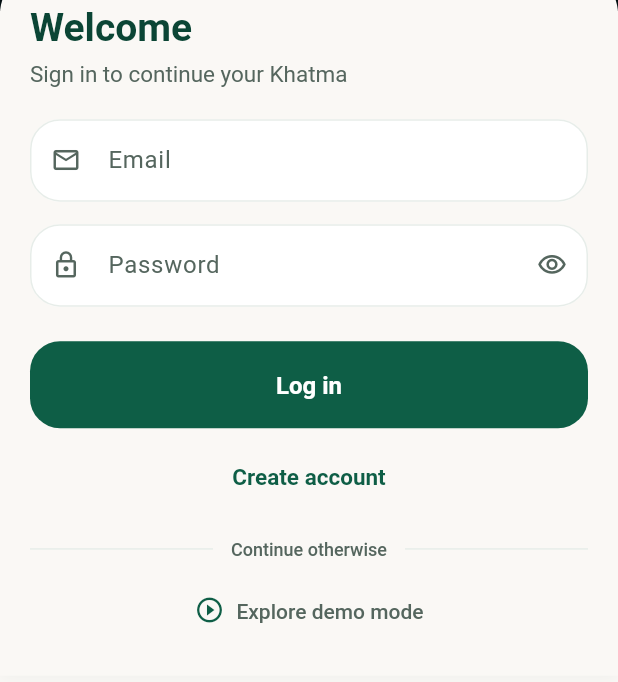
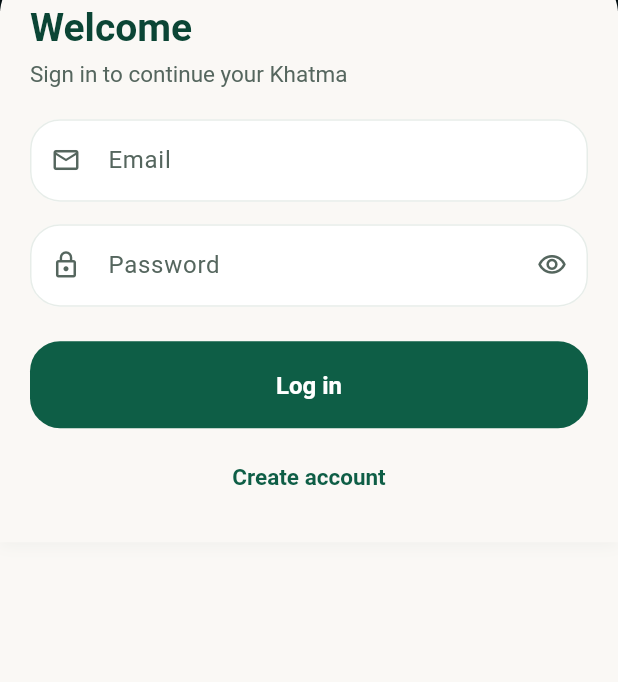
Before and after one commit to kanis92/anis-khatamat, a Flutter app: the screen it shows after launch, after a tap on "Continue with Google", after a tap on "Continue with Email", on a phone screen of 412 x 824 dp, the part 372-1054 px from its top. Run offline on Flutter 3.47's test engine with Material 3 defaults, Android fonts, the phone set to English and light mode, and no system bars; our stand-ins replace adhan, bloc, cloud_firestore, connectivity_plus, equatable, firebase_auth and 15 more; missing offline and left inert: dart:js_interop, hijri_date_time; accounts and stored records are empty; Roboto replaces fonts that are missing (Cairo).

Commit message:
fix: remove demo mode from production auth flow
Drop demo entry on login, auto-demo on failed Firebase bootstrap, and
router bypass without Firebase sign-in. Users must authenticate via
Google, Apple, or email. Bump build 13 for TestFlight.

Co-authored-by: Cursor <cursoragent@cursor.com>

```diff
--- a/lib/app/router.dart
+++ b/lib/app/router.dart
@@ -79,7 +79,6 @@ final goRouterProvider = Provider<GoRouter>((ref) {
         }
       }
 
-      final isDemo = ref.read(demoModeProvider);
       final authReadiness = ref.read(authReadinessProvider);
 
       // Prevent login screen flash during session restoration
@@ -87,7 +86,7 @@ final goRouterProvider = Provider<GoRouter>((ref) {
         return null; // Stay on current route during initialization
       }
 
-      final isLoggedIn = isDemo || authReadiness.status == AuthStatus.signedIn;
+      final isLoggedIn = authReadiness.status == AuthStatus.signedIn;
       final isAuthScreen =
           state.matchedLocation == '/auth' ||
           state.matchedLocation == '/login' ||
--- a/lib/core/providers/auth_provider.dart
+++ b/lib/core/providers/auth_provider.dart
@@ -117,8 +117,6 @@ class AppUser {
 
 /// Provider pour l'utilisateur actuel
 final currentUserProvider = Provider<AppUser?>((ref) {
-  final isDemo = ref.watch(demoModeProvider);
-  if (isDemo) return AppUser.demo;
   final user = ref.watch(authStateProvider).valueOrNull;
   return user != null ? AppUser.fromFirebase(user) : null;
 });
--- a/lib/l10n/app_ar.arb
+++ b/lib/l10n/app_ar.arb
@@ -676,7 +676,7 @@
   "loginSubtitle": "سجل الدخول لمتابعة ختمتك",
   "loginContinueOtherwise": "المتابعة بطريقة أخرى",
   "loginDiscoverDemo": "استكشاف الوضع التجريبي",
-  "loginFirebaseUnavailable": "Firebase غير متاح. استخدم الوضع التجريبي أو أعد تشغيل التطبيق.",
+  "loginFirebaseUnavailable": "الخدمة غير متاحة. أعد تشغيل التطبيق.",
   "loginEmailRequired": "البريد الإلكتروني مطلوب",
   "loginEmailInvalid": "بريد إلكتروني غير صالح",
   "loginPasswordRequired": "كلمة المرور مطلوبة",
--- a/lib/l10n/app_en.arb
+++ b/lib/l10n/app_en.arb
@@ -676,7 +676,7 @@
   "loginSubtitle": "Sign in to continue your Khatma",
   "loginContinueOtherwise": "Continue otherwise",
   "loginDiscoverDemo": "Explore demo mode",
-  "loginFirebaseUnavailable": "Firebase unavailable. Use demo mode or restart the app.",
+  "loginFirebaseUnavailable": "Service unavailable. Restart the app.",
   "loginEmailRequired": "Email required",
   "loginEmailInvalid": "Invalid email",
   "loginPasswordRequired": "Password required",
--- a/lib/l10n/app_fr.arb
+++ b/lib/l10n/app_fr.arb
@@ -707,7 +707,7 @@
   "loginSubtitle": "Connectez-vous pour poursuivre votre Khatma",
   "loginContinueOtherwise": "Continuer autrement",
   "loginDiscoverDemo": "Découvrir en mode démo",
-  "loginFirebaseUnavailable": "Firebase indisponible. Utilisez le mode démo ou relancez l'app.",
+  "loginFirebaseUnavailable": "Service indisponible. Relancez l'application.",
   "loginEmailRequired": "Email requis",
   "loginEmailInvalid": "Email invalide",
   "loginPasswordRequired": "Mot de passe requis",
--- a/lib/l10n/gen_l10n/app_localizations.dart
+++ b/lib/l10n/gen_l10n/app_localizations.dart
@@ -2005,7 +2005,7 @@ abstract class AppLocalizations {
   /// No description provided for @loginFirebaseUnavailable.
   ///
   /// In fr, this message translates to:
-  /// **'Firebase indisponible. Utilisez le mode démo ou relancez l\'app.'**
+  /// **'Service indisponible. Relancez l\'application.'**
   String get loginFirebaseUnavailable;
 
   /// No description provided for @loginEmailRequired.
--- a/lib/l10n/gen_l10n/app_localizations_ar.dart
+++ b/lib/l10n/gen_l10n/app_localizations_ar.dart
@@ -1069,8 +1069,7 @@ class AppLocalizationsAr extends AppLocalizations {
   String get loginDiscoverDemo => 'استكشاف الوضع التجريبي';
 
   @override
-  String get loginFirebaseUnavailable =>
-      'Firebase غير متاح. استخدم الوضع التجريبي أو أعد تشغيل التطبيق.';
+  String get loginFirebaseUnavailable => 'الخدمة غير متاحة. أعد تشغيل التطبيق.';
 
   @override
   String get loginEmailRequired => 'البريد الإلكتروني مطلوب';
--- a/lib/l10n/gen_l10n/app_localizations_en.dart
+++ b/lib/l10n/gen_l10n/app_localizations_en.dart
@@ -1079,7 +1079,7 @@ class AppLocalizationsEn extends AppLocalizations {
 
   @override
   String get loginFirebaseUnavailable =>
-      'Firebase unavailable. Use demo mode or restart the app.';
+      'Service unavailable. Restart the app.';
 
   @override
   String get loginEmailRequired => 'Email required';
--- a/lib/l10n/gen_l10n/app_localizations_fr.dart
+++ b/lib/l10n/gen_l10n/app_localizations_fr.dart
@@ -1086,7 +1086,7 @@ class AppLocalizationsFr extends AppLocalizations {
 
   @override
   String get loginFirebaseUnavailable =>
-      'Firebase indisponible. Utilisez le mode démo ou relancez l\'app.';
+      'Service indisponible. Relancez l\'application.';
 
   @override
   String get loginEmailRequired => 'Email requis';
--- a/lib/main.dart
+++ b/lib/main.dart
@@ -1,4 +1,4 @@
-import 'package:flutter/foundation.dart' show kDebugMode, kIsWeb;
+import 'package:flutter/foundation.dart' show kIsWeb;
 import 'package:flutter/material.dart';
 import 'package:flutter_riverpod/flutter_riverpod.dart';
 import 'package:flutter_web_plugins/url_strategy.dart';
@@ -16,14 +16,10 @@ void main() async {
   final bootstrap = await bootstrapFirebase();
   anisFirebaseBootstrapResult = bootstrap;
 
-  // Demo mode is EXPLICIT user choice only - never automatic from Firebase failure
-  final autoDemo = kDebugMode && !bootstrap.isConfigured;
-
   runApp(
     ProviderScope(
       overrides: [
         firebaseBootstrapProvider.overrideWithValue(bootstrap),
-        if (autoDemo) demoModeProvider.overrideWith((ref) => true),
       ],
       child: const AnisKhatamatApp(),
     ),
--- a/lib/screens/login_screen.dart
+++ b/lib/screens/login_screen.dart
@@ -5,7 +5,6 @@ import 'package:go_router/go_router.dart';
 
 import '../core/bootstrap/firebase_bootstrap.dart';
 import '../core/extensions/l10n_extensions.dart';
-import '../core/providers/auth_provider.dart';
 import '../design_system/anis_design_system.dart';
 
 const _kLoginHeroAsset = 'assets/branding/anis_login_hero.png';
@@ -85,7 +84,6 @@ class _LoginAuthSheet extends StatelessWidget {
     required this.onTogglePassword,
     required this.onLogin,
     required this.onRegister,
-    required this.onDemo,
     required this.inputDecoration,
     required this.primaryButtonStyle,
   });
@@ -100,7 +98,6 @@ class _LoginAuthSheet extends StatelessWidget {
   final VoidCallback onTogglePassword;
   final VoidCallback onLogin;
   final VoidCallback onRegister;
-  final VoidCallback onDemo;
   final InputDecoration Function({
     required String label,
     required IconData prefixIcon,
@@ -239,71 +236,11 @@ class _LoginAuthSheet extends StatelessWidget {
                   ),
                   child: Text(l10n.createAccount),
                 ),
-                const SizedBox(height: AnisSpacing.lg),
-                _LoginDividerLabel(label: l10n.loginContinueOtherwise),
-                const SizedBox(height: AnisSpacing.sm),
-                TextButton.icon(
-                  onPressed: onDemo,
-                  style: TextButton.styleFrom(
-                    foregroundColor: colors.textSecondary,
-                    minimumSize: const Size(
-                      double.infinity,
-                      AnisIconSize.minTapTarget,
-                    ),
-                    padding: const EdgeInsetsDirectional.symmetric(
-                      vertical: AnisSpacing.xs,
-                    ),
-                    textStyle: text.bodySecondary.copyWith(
-                      fontSize: 14,
-                      fontWeight: FontWeight.w500,
-                      color: colors.textSecondary,
-                    ),
-                  ),
-                  icon: Icon(
-                    Icons.play_circle_outline,
-                    size: AnisIconSize.md,
-                    color: colors.actionSecondaryText,
-                  ),
-                  label: Text(l10n.loginDiscoverDemo),
-                ),
               ],
             );
           },
         ),
       ),
-    );
-  }
-}
-
-class _LoginDividerLabel extends StatelessWidget {
-  const _LoginDividerLabel({required this.label});
-
-  final String label;
-
-  @override
-  Widget build(BuildContext context) {
-    final colors = context.anisColors;
-    final text = context.anisText;
-
-    return Row(
-      children: [
-        Expanded(child: Divider(color: colors.borderSubtle, height: 1)),
-        Padding(
-          padding: const EdgeInsetsDirectional.symmetric(
-            horizontal: AnisSpacing.md,
-          ),
-          child: Text(
-            label,
-            style: text.caption.copyWith(
-              fontSize: 12,
-              fontWeight: FontWeight.w500,
-              color: colors.textSecondary,
-              letterSpacing: 0,
-            ),
-          ),
-        ),
-        Expanded(child: Divider(color: colors.borderSubtle, height: 1)),
-      ],
     );
   }
 }
@@ -508,8 +445,6 @@ class _LoginScreenState extends ConsumerState<LoginScreen> {
                           setState(() => _obscurePassword = !_obscurePassword),
                   onLogin: _login,
                   onRegister: () => context.push('/register'),
-                  onDemo:
-                      () => ref.read(demoModeProvider.notifier).state = true,
                   inputDecoration: _inputDecoration,
                   primaryButtonStyle: _primaryButtonStyle(colors, text),
                 ),
--- a/lib/screens/settings_screen.dart
+++ b/lib/screens/settings_screen.dart
@@ -251,7 +251,6 @@ class SettingsScreen extends ConsumerWidget {
   }
 
   Future<void> _logout(BuildContext context, WidgetRef ref) async {
-    ref.read(demoModeProvider.notifier).state = false;
     await tryFirebaseAuth()?.signOut();
     if (context.mounted) context.go('/auth');
   }
--- a/pubspec.yaml
+++ b/pubspec.yaml
@@ -16,7 +16,7 @@ publish_to: 'none' # Remove this line if you wish to publish to pub.dev
 # https://developer.apple.com/library/archive/documentation/General/Reference/InfoPlistKeyReference/Articles/CoreFoundationKeys.html
 # In Windows, build-name is used as the major, minor, and patch parts
 # of the product and file versions while build-number is used as the build suffix.
-version: 1.0.0+12
+version: 1.0.0+13
 
 environment:
   sdk: ^3.7.2
```
Also changed, not shown: 1 other file.
